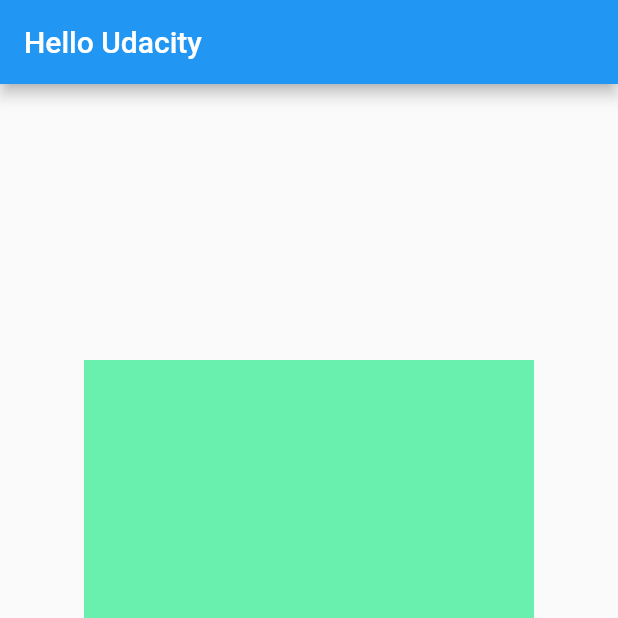
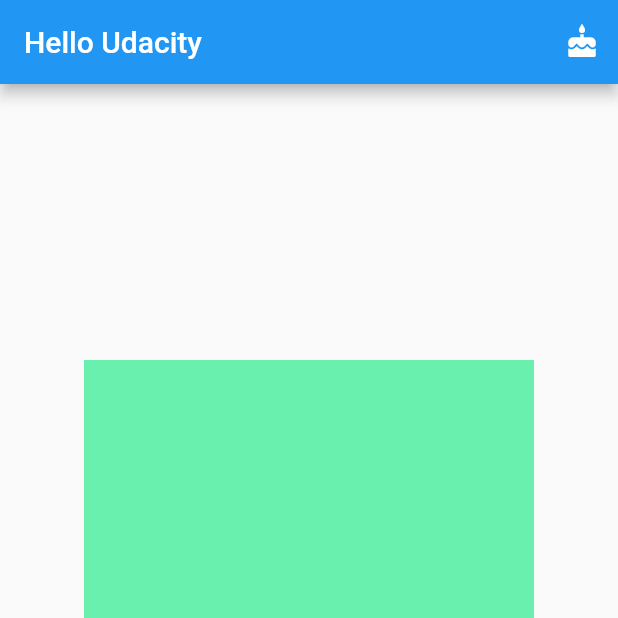
Before and after one commit to CzyDevp/flutterudacitybootcamp, a Flutter app: the screen it shows after launch, on a phone screen of 412 x 824 dp, the top half of it. Run offline on Flutter 3.47's test engine with Material 2 defaults, Android fonts, the phone set to English and light mode, and no system bars.

```diff
--- a/lib/main.dart
+++ b/lib/main.dart
@@ -1,5 +1,10 @@
 import 'package:flutter/material.dart';
+import 'package:flutterudacitybootcamp/Category.dart';
 
+// TODO: Pass this information into your custom [Category] widget
+const _categoryName = 'Cake';
+const _categoryIcon = Icons.cake;
+const _categoryColor = Colors.green;
 void main() => runApp(new MyApp());
 
 class MyApp extends StatelessWidget {
@@ -7,19 +12,40 @@ class MyApp extends StatelessWidget {
   @override
   Widget build(BuildContext context) {
     return new MaterialApp(
+        debugShowCheckedModeBanner: false,
         title: 'Udacity BootCamp',
         theme: new ThemeData(
           primarySwatch: Colors.blue,
         ),
-      home: Scaffold(
+        home: Builder(
+            builder: (context) => Scaffold(
           appBar: AppBar(
-          title: new Text("Hello Udacity"),
+            title: Text("Hello Udacity"),
+            actions: <Widget>[
+              IconButton(
+                icon: Icon(Icons.cake),
+                onPressed: () {
+                  Navigator.push(
+                    context,
+                    MaterialPageRoute(
+                        builder: (context) => Category(
+                              name: _categoryName,
+                              color: _categoryColor,
+                              iconData: _categoryIcon,
+                            )
                     ),
-        body: new Rectangle(),
+                  );
+                },
               )
+            ],
+          ),
+          body: Rectangle(),
+        )
+    ),
     );
   }
 }
+
 class Rectangle extends StatelessWidget {
   @override
   Widget build(BuildContext context) {
```
Also changed, not shown: lib/Category.dart (added, +60 -0 lines). Lines whose indentation alone changed are shown as unchanged.
